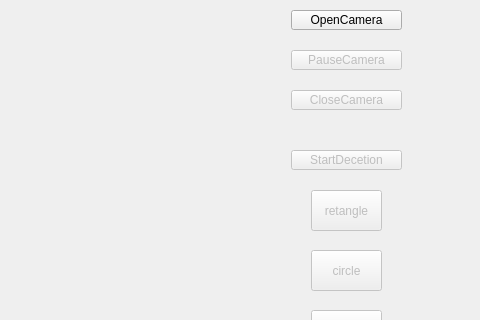
Qt form mainwindow.ui (ZyuHung/PreventJumping) before a commit; both pictures show x 459 to 939 and y 110 to 430 of the 939 by 695 pixel window.
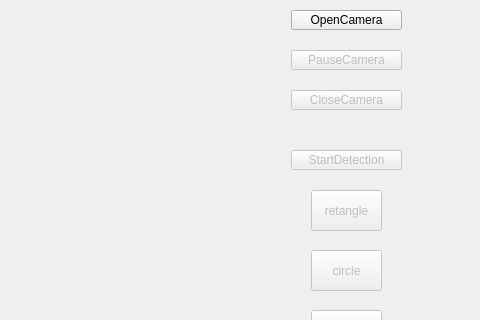
The same form after that commit. Icons and pictures are not drawn.

Commit message: fixed the rectangle of showing target and followed naming conventions(considering adding sensitivity)

```diff
--- a/mainwindow.ui
+++ b/mainwindow.ui
@@ -104,7 +104,7 @@
      </rect>
     </property>
     <property name="text">
-     <string>StartDecetion</string>
+     <string>StartDetection</string>
     </property>
    </widget>
    <widget class="QPushButton" name="Button_retangle">
```
The commit also changes 2 other files.
